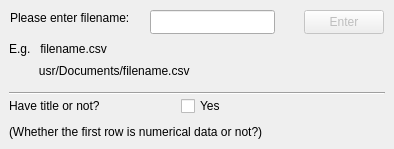
Qt form dialog1.ui (Lydia0402/LinearRegression) before a commit.
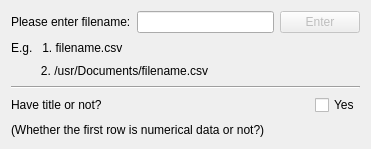
The same form after that commit.

What changed in the file:
```diff
--- a/dialog1.ui
+++ b/dialog1.ui
@@ -6,25 +6,31 @@
    <rect>
     <x>0</x>
     <y>0</y>
-    <width>394</width>
+    <width>371</width>
     <height>149</height>
    </rect>
   </property>
   <property name="windowTitle">
    <string>Dialog</string>
   </property>
+  <layout class="QVBoxLayout" name="verticalLayout">
+   <item>
+    <layout class="QHBoxLayout" name="horizontalLayout">
+     <item>
+      <widget class="QLabel" name="label">
+       <property name="text">
+        <string>Please enter filename:</string>
+       </property>
+      </widget>
+     </item>
+     <item>
+      <widget class="QLineEdit" name="lineEdit"/>
+     </item>
+     <item>
   <widget class="QPushButton" name="enterButton">
    <property name="enabled">
     <bool>false</bool>
    </property>
-   <property name="geometry">
-    <rect>
-     <x>304</x>
-     <y>10</y>
-     <width>80</width>
-     <height>24</height>
-    </rect>
-   </property>
    <property name="text">
     <string>Enter</string>
    </property>
@@ -32,90 +38,31 @@
     <bool>true</bool>
    </property>
   </widget>
-  <widget class="QLabel" name="label">
-   <property name="geometry">
-    <rect>
-     <x>10</x>
-     <y>10</y>
-     <width>134</width>
-     <height>16</height>
-    </rect>
-   </property>
-   <property name="text">
-    <string>Please enter filename:</string>
-   </property>
-  </widget>
-  <widget class="QLineEdit" name="lineEdit">
-   <property name="geometry">
-    <rect>
-     <x>150</x>
-     <y>10</y>
-     <width>125</width>
-     <height>24</height>
-    </rect>
-   </property>
-  </widget>
+     </item>
+    </layout>
+   </item>
+   <item>
   <widget class="QLabel" name="label_3">
-   <property name="geometry">
-    <rect>
-     <x>9</x>
-     <y>41</y>
-     <width>114</width>
-     <height>16</height>
-    </rect>
-   </property>
    <property name="text">
-    <string>E.g.   filename.csv </string>
-   </property>
-  </widget>
+      <string>E.g.   1. filename.csv </string>
+     </property>
+    </widget>
+   </item>
+   <item>
   <widget class="QLabel" name="label_4">
-   <property name="geometry">
-    <rect>
-     <x>9</x>
-     <y>63</y>
-     <width>206</width>
-     <height>16</height>
-    </rect>
-   </property>
    <property name="text">
-    <string>         usr/Documents/filename.csv</string>
-   </property>
-  </widget>
-  <widget class="QLabel" name="label_5">
-   <property name="geometry">
-    <rect>
-     <x>9</x>
-     <y>124</y>
-     <width>291</width>
-     <height>16</height>
-    </rect>
-   </property>
-   <property name="text">
-    <string>(Whether the first row is numerical data or not?)</string>
-   </property>
-  </widget>
+      <string>         2. /usr/Documents/filename.csv</string>
+     </property>
+    </widget>
+   </item>
+   <item>
   <widget class="Line" name="line">
-   <property name="geometry">
-    <rect>
-     <x>9</x>
-     <y>85</y>
-     <width>376</width>
-     <height>16</height>
-    </rect>
-   </property>
    <property name="orientation">
     <enum>Qt::Horizontal</enum>
    </property>
   </widget>
-  <widget class="QWidget" name="">
-   <property name="geometry">
-    <rect>
-     <x>9</x>
-     <y>94</y>
-     <width>217</width>
-     <height>24</height>
-    </rect>
-   </property>
+   </item>
+   <item>
    <layout class="QHBoxLayout" name="horizontalLayout_2">
     <item>
      <widget class="QLabel" name="label_2">
@@ -145,7 +92,15 @@
      </widget>
     </item>
    </layout>
-  </widget>
+   </item>
+   <item>
+    <widget class="QLabel" name="label_5">
+     <property name="text">
+      <string>(Whether the first row is numerical data or not?)</string>
+     </property>
+    </widget>
+   </item>
+  </layout>
  </widget>
  <resources/>
  <connections/>
```
Lines whose indentation alone changed are shown as unchanged.
